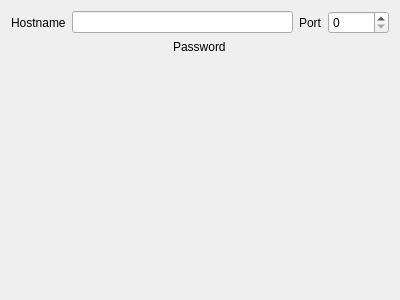
QQxiaoming/quardCRT, file src/sessionoptions/sessionoptionsvncproperties.ui: the form before one commit.
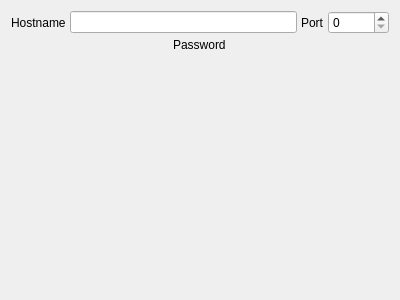
The form after the commit.

What changed in the file:
```diff
--- a/src/sessionoptions/sessionoptionsvncproperties.ui
+++ b/src/sessionoptions/sessionoptionsvncproperties.ui
@@ -11,8 +11,14 @@
    </rect>
   </property>
   <layout class="QVBoxLayout" name="verticalLayout">
+   <property name="spacing">
+    <number>4</number>
+   </property>
    <item>
     <layout class="QHBoxLayout" name="horizontalLayout">
+     <property name="spacing">
+      <number>4</number>
+     </property>
      <item>
       <widget class="QLabel" name="label">
        <property name="sizePolicy">
@@ -53,6 +59,9 @@
    </item>
    <item>
     <layout class="QHBoxLayout" name="horizontalLayout_2">
+     <property name="spacing">
+      <number>4</number>
+     </property>
      <item>
       <widget class="QLabel" name="label_4">
        <property name="sizePolicy">
```
